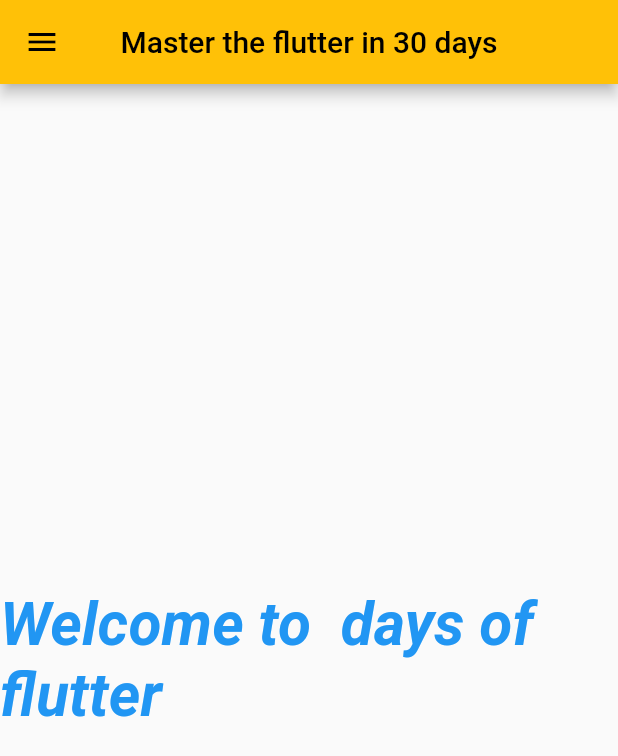
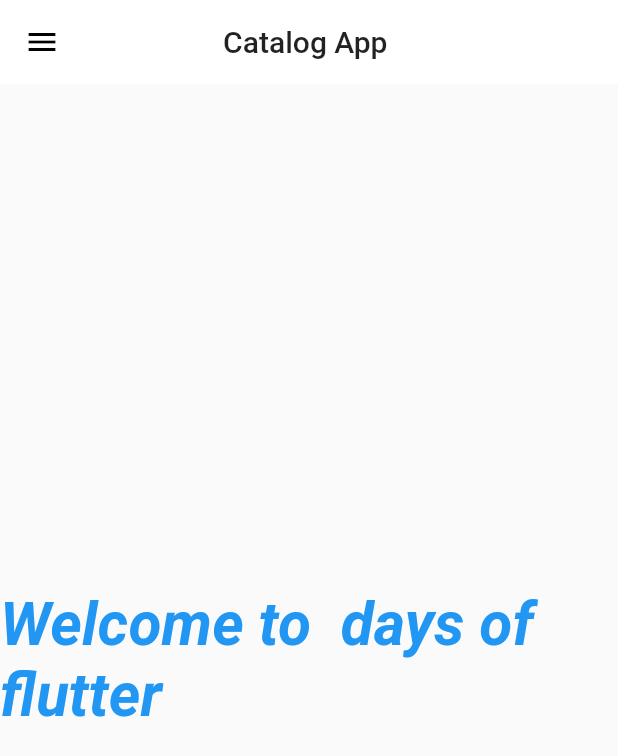
Before and after one commit to Rakeshtamang/Master, a Flutter app: the screen it shows after launch, on a phone screen of 412 x 824 dp. Shown: the top 756 px of the screen. Run offline on Flutter 3.47's test engine with Material 2 defaults, Android fonts, the phone set to English and light mode, and no system bars; missing offline and left inert: dart:html; key blocks and very long unbroken strings in the code were emptied for the run.

Commit message:
themes extracted

```diff
--- a/lib/main.dart
+++ b/lib/main.dart
@@ -2,6 +2,8 @@ import 'package:flutter/material.dart';
 import 'package:master/pages/home.dart';
 import 'package:master/pages/login.dart';
 import 'package:master/utils/routes.dart';
+import 'package:master/widgets/themes.dart';
+import 'widgets/themes.dart';
 
 void main() {
   runApp(MyApp());
@@ -10,9 +12,7 @@ void main() {
 class MyApp extends StatelessWidget {
   Widget build(BuildContext context) {
     return MaterialApp(
-      theme: ThemeData(
-        primarySwatch: Colors.amber,
-      ),
+      theme: MyTheme.lightTheme(context),
       debugShowCheckedModeBanner: false,
       initialRoute: MyRoutes.HomeRoute,
       routes: {
--- a/lib/pages/home.dart
+++ b/lib/pages/home.dart
@@ -8,7 +8,9 @@ class Home extends StatelessWidget {
   Widget build(BuildContext context) {
     return Scaffold(
       appBar: AppBar(
-          title: Text('Master the flutter in 30 days'), centerTitle: true),
+        title: Text('Catalog App '),
+        centerTitle: true,
+      ),
       body: Center(
         child: Container(
           child: Text(
```
